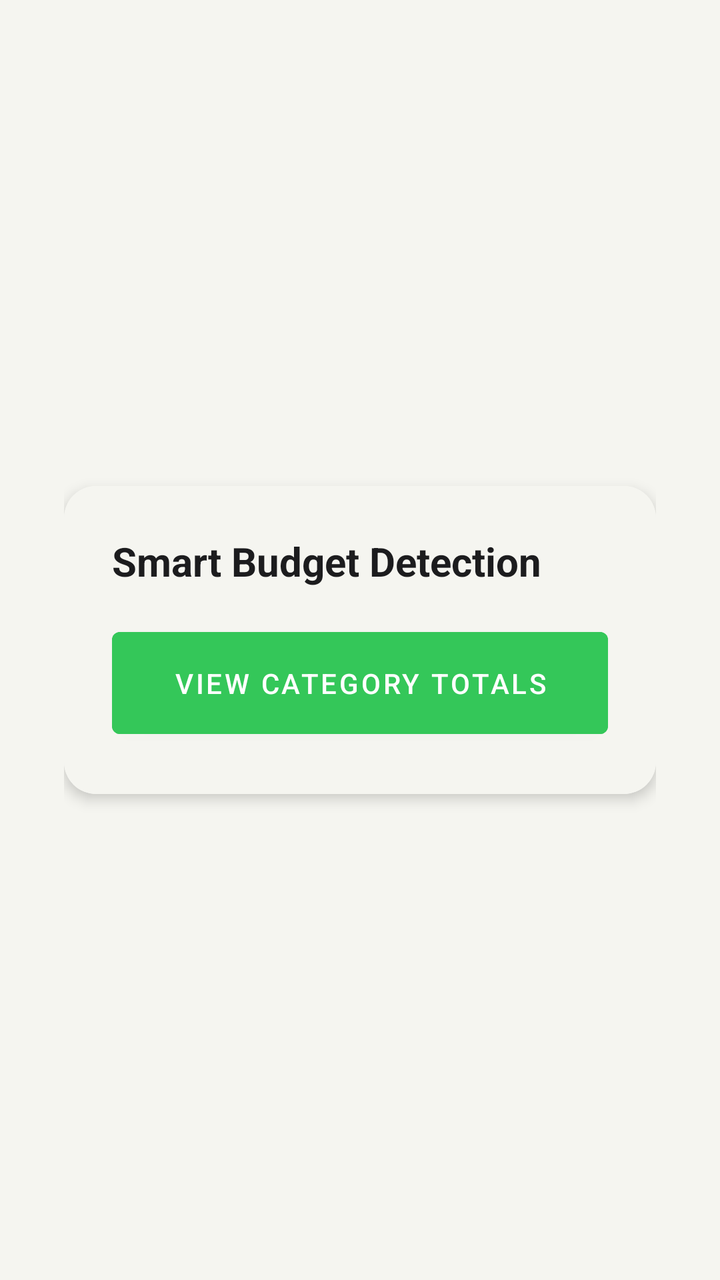
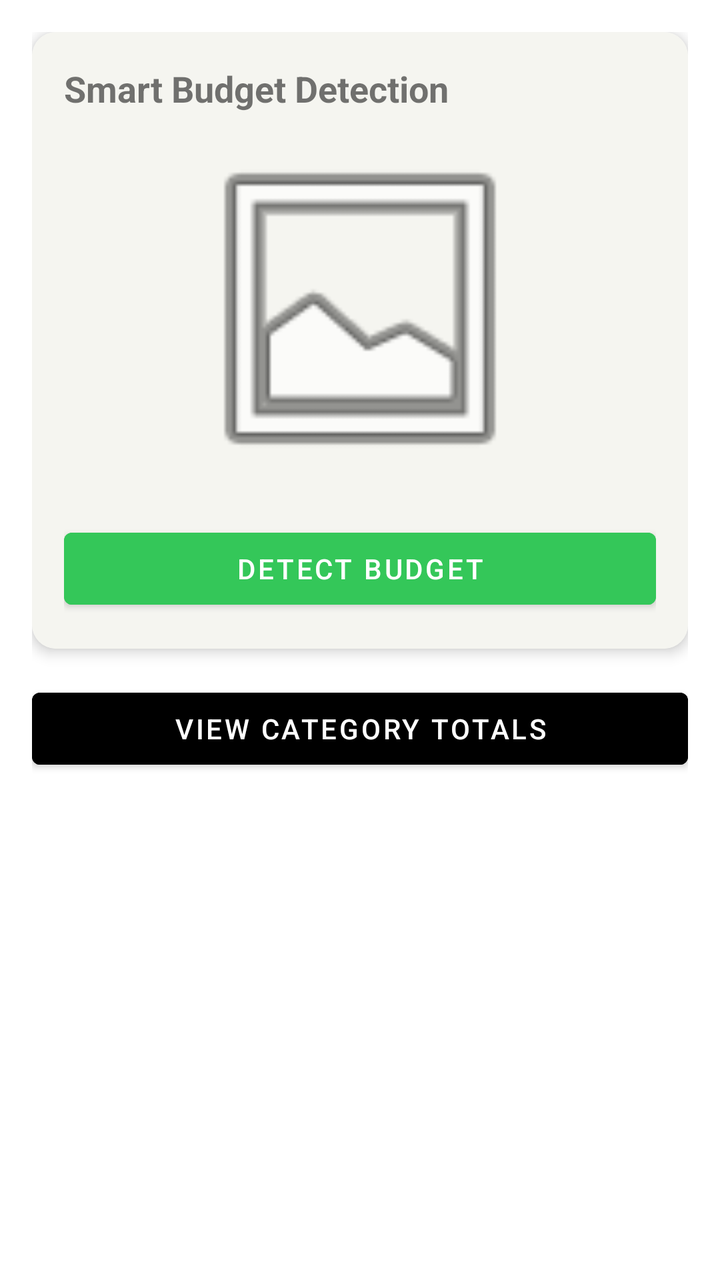

Two renders of the same Android screen: before a commit and after it. Below are the layout's source before the change and the commit's diff.
<!-- AndroidManifest.xml: application theme Theme.HarmonieBudgetAppKt -->
<!-- res/layout/fragment_budgets.xml -->
<?xml version="1.0" encoding="utf-8"?>
<LinearLayout xmlns:android="http://schemas.android.com/apk/res/android"
    xmlns:app="http://schemas.android.com/apk/res-auto"
    android:layout_width="match_parent"
    android:layout_height="match_parent"
    android:orientation="vertical"
    android:gravity="center"
    android:padding="32dp"
    android:background="#F5F5F0">

    <androidx.cardview.widget.CardView
        android:layout_width="match_parent"
        android:layout_height="wrap_content"
        app:cardCornerRadius="16dp"
        app:cardElevation="4dp">

        <LinearLayout
            android:layout_width="match_parent"
            android:layout_height="wrap_content"
            android:orientation="vertical"
            android:padding="24dp">

            <TextView
                android:layout_width="wrap_content"
                android:layout_height="wrap_content"
                android:text="@string/smart_detection"
                android:textSize="20sp"
                android:textColor="#1C1C1E"
                android:textStyle="bold" />

            <Button
                android:id="@+id/btn_view_totals"
                android:layout_width="match_parent"
                android:layout_height="wrap_content"
                android:text="@string/view_category_totals"
                android:backgroundTint="#34C759"
                android:textColor="#FFFFFF"
                android:layout_marginTop="16dp"
                android:paddingVertical="16dp" />

        </LinearLayout>
    </androidx.cardview.widget.CardView>

</LinearLayout>
<!-- resources referenced by this layout -->
<resources>
  <string name="smart_detection">Smart Budget Detection</string>
  <string name="view_category_totals">View Category Totals</string>
  <style name="Theme.HarmonieBudgetAppKt" parent="Theme.MaterialComponents.DayNight.NoActionBar">
          <item name="colorPrimary">#007AFF</item>
          <item name="colorPrimaryVariant">#007AFF</item>
          <item name="colorOnPrimary">#FFFFFF</item>
          <item name="colorSecondary">#34C759</item>
          <item name="colorOnSecondary">#FFFFFF</item>
          <item name="android:statusBarColor">#F5F5F0</item>
          <item name="android:windowLightStatusBar">true</item>
          <item name="android:background">#F5F5F0</item>
      </style>
</resources>

<!-- the commit's change to res/layout/fragment_budgets.xml (unified diff, before → after) -->
@@ -1,44 +1,64 @@
 <?xml version="1.0" encoding="utf-8"?>
-<LinearLayout xmlns:android="http://schemas.android.com/apk/res/android"
+<androidx.constraintlayout.widget.ConstraintLayout
+    xmlns:android="http://schemas.android.com/apk/res/android"
     xmlns:app="http://schemas.android.com/apk/res-auto"
     android:layout_width="match_parent"
     android:layout_height="match_parent"
-    android:orientation="vertical"
-    android:gravity="center"
-    android:padding="32dp"
-    android:background="#F5F5F0">
+    android:background="#FFFFFF"
+    android:padding="16dp">
 
-    <androidx.cardview.widget.CardView
+    
+    <com.google.android.material.card.MaterialCardView
+        android:id="@+id/card_smart_detection"
         android:layout_width="match_parent"
         android:layout_height="wrap_content"
-        app:cardCornerRadius="16dp"
-        app:cardElevation="4dp">
+        app:cardCornerRadius="12dp"
+        app:cardElevation="4dp"
+        app:layout_constraintTop_toTopOf="parent">
 
         <LinearLayout
             android:layout_width="match_parent"
             android:layout_height="wrap_content"
             android:orientation="vertical"
-            android:padding="24dp">
+            android:padding="16dp">
 
             <TextView
                 android:layout_width="wrap_content"
                 android:layout_height="wrap_content"
                 android:text="@string/smart_detection"
-                android:textSize="20sp"
-                android:textColor="#1C1C1E"
+                android:textSize="18sp"
                 android:textStyle="bold" />
 
+            
+            <ImageView
+                android:layout_width="match_parent"
+                android:layout_height="180dp"
+                android:src="@android:drawable/ic_menu_gallery"
+                android:scaleType="fitCenter"
+                android:layout_marginTop="8dp" />
+
             <Button
-                android:id="@+id/btn_view_totals"
+                android:id="@+id/btn_detect_budget"
                 android:layout_width="match_parent"
                 android:layout_height="wrap_content"
-                android:text="@string/view_category_totals"
+                android:text="Detect Budget"
                 android:backgroundTint="#34C759"
                 android:textColor="#FFFFFF"
-                android:layout_marginTop="16dp"
-                android:paddingVertical="16dp" />
+                android:layout_marginTop="16dp" />
 
         </LinearLayout>
-    </androidx.cardview.widget.CardView>
 
-</LinearLayout>
+    </com.google.android.material.card.MaterialCardView>
+
+    
+    <Button
+        android:id="@+id/btn_view_totals"
+        android:layout_width="match_parent"
+        android:layout_height="wrap_content"
+        android:text="@string/view_category_totals"
+        android:backgroundTint="#000000"
+        android:textColor="#FFFFFF"
+        app:layout_constraintTop_toBottomOf="@id/card_smart_detection"
+        android:layout_marginTop="16dp" />
+
+</androidx.constraintlayout.widget.ConstraintLayout>
